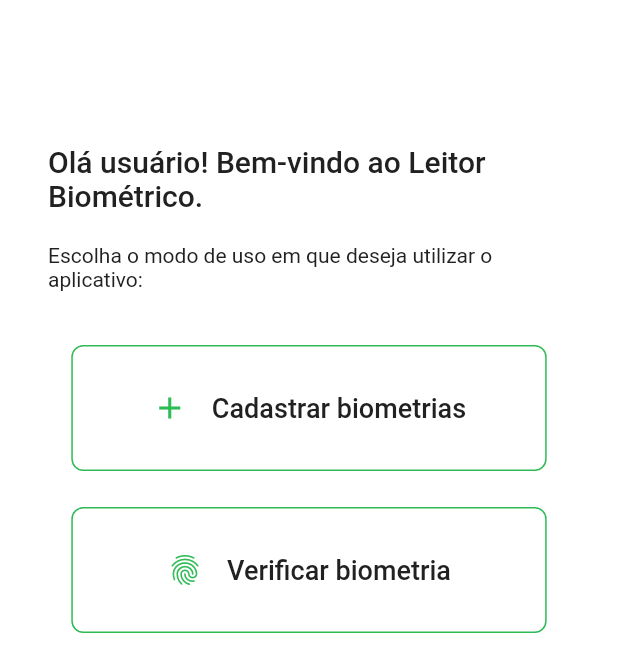
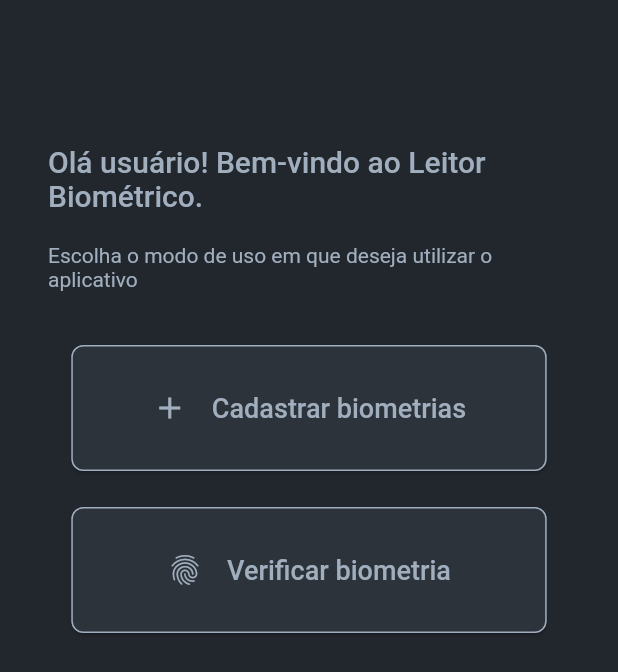
Before and after one commit to petribrn/fingerprint-sensor, a Flutter app: the screen it shows after launch, on a phone screen of 412 x 824 dp. Shown: the top 672 px of the screen. Run offline on Flutter 3.47's test engine with Material 2 defaults, Android fonts, the phone set to English and light mode, and no system bars; our stand-ins replace envied, equatable, flutter_secure_storage, get, persistent_bottom_nav_bar; generated files the repository leaves out were written again.

Commit message:
add dark mode theme (#3)

```diff
--- a/app/lib/core/theme/app_colors.dart
+++ b/app/lib/core/theme/app_colors.dart
@@ -3,9 +3,13 @@ import 'package:flutter/material.dart';
 abstract class AppColors {
   AppColors._();
 
-  static const greenPrimary = Color(0xFF2EBB55);
-  static const greenPrimaryDark = Color.fromARGB(255, 31, 155, 66);
-  static const greenPrimaryLight = Color.fromARGB(255, 55, 199, 96);
+  static const primary = Color(0xFF2D333B);
+  static const primaryDark = Color(0xFF22272E);
+  static const primaryLight = Color(0xFF394049);
+
+  static const greenCheck = Color(0xFF347D39);
+  static const greenCheckDark = Color(0xFF293B30);
+  static const greenCheckPressed = Color.fromARGB(255, 47, 76, 58);
 
   static const red700 = Color(0xFFD32F2F);
   static const red900 = Color(0xFFB71C1C);
@@ -14,6 +18,7 @@ abstract class AppColors {
   static final whiteDisabled = Colors.white.withOpacity(0.5);
   static final whiteInactive = Colors.white.withOpacity(0.54);
 
+  static const greySmoke = Color(0xFFA0AEBE);
   static const grey100 = Color(0xFFF5F5F5);
   static const grey200 = Color(0xFFEEEEEE);
   static const grey300 = Color(0xFFE0E0E0);
--- a/app/lib/core/theme/app_theme.dart
+++ b/app/lib/core/theme/app_theme.dart
@@ -4,28 +4,30 @@ import 'app_colors.dart';
 
 ThemeData makeAppTheme() {
   return ThemeData(
-    primaryColor: AppColors.greenPrimary,
-    primaryColorDark: AppColors.greenPrimaryDark,
-    primaryColorLight: AppColors.greenPrimaryLight,
-    colorScheme: ColorScheme.fromSwatch().copyWith(primary: AppColors.greenPrimary, secondary: AppColors.greenPrimary, error: AppColors.red700),
+    primaryColor: AppColors.primary,
+    primaryColorDark: AppColors.primaryDark,
+    primaryColorLight: AppColors.primaryLight,
+    colorScheme: ColorScheme.fromSwatch().copyWith(primary: AppColors.primaryDark, secondary: AppColors.primary, error: AppColors.red700),
     textTheme: makeTextTheme(),
-    backgroundColor: Colors.white,
-    highlightColor: Colors.transparent,
-    dividerTheme: const DividerThemeData(space: 0, color: AppColors.grey300),
-    floatingActionButtonTheme: const FloatingActionButtonThemeData(backgroundColor: AppColors.greenPrimary),
+    scaffoldBackgroundColor: AppColors.primaryDark,
+    splashColor: AppColors.greySmoke,
+    dividerTheme: const DividerThemeData(space: 0, color: AppColors.primary),
+    floatingActionButtonTheme: const FloatingActionButtonThemeData(backgroundColor: AppColors.greenCheck),
     outlinedButtonTheme: OutlinedButtonThemeData(
       style: OutlinedButton.styleFrom(
-        side: const BorderSide(color: AppColors.greenPrimary),
+        side: const BorderSide(color: AppColors.greenCheck),
         shape: RoundedRectangleBorder(borderRadius: BorderRadius.circular(8)),
       ),
     ),
-    iconTheme: const IconThemeData(color: Colors.white),
-    appBarTheme: const AppBarTheme(color: AppColors.greenPrimary),
+    buttonTheme: const ButtonThemeData(textTheme: ButtonTextTheme.primary),
+    iconTheme: const IconThemeData(color: AppColors.greySmoke),
+    appBarTheme: const AppBarTheme(color: AppColors.primaryDark),
+    dialogBackgroundColor: AppColors.primaryDark,
   );
 }
 
 TextTheme makeTextTheme() {
-  const color = AppColors.grey900;
+  const color = AppColors.greySmoke;
 
   return const TextTheme(
     headline1: TextStyle(fontWeight: FontWeight.normal, fontSize: 96, color: color),
--- a/app/lib/core/utils/snackbar.dart
+++ b/app/lib/core/utils/snackbar.dart
@@ -18,6 +18,7 @@ void showSnackbar({
     backgroundColor: AppColors.blackSurface,
     margin: const EdgeInsets.only(right: 8, bottom: 16, left: 8),
     padding: const EdgeInsets.symmetric(vertical: 12, horizontal: 16),
-    messageText: Text(text, style: Get.theme.textTheme.caption!.copyWith(color: Colors.white, fontSize: 14)),
+    messageText: Text(text, style: Get.theme.textTheme.caption!.copyWith(color: AppColors.greySmoke, fontSize: 14)),
+    borderColor: AppColors.greySmoke,
   );
 }
--- a/app/lib/modules/cadastrar_biometria/cadastrar_biometria_page.dart
+++ b/app/lib/modules/cadastrar_biometria/cadastrar_biometria_page.dart
@@ -1,4 +1,5 @@
 import 'package:flutter/material.dart';
+import 'package:get/get.dart';
 
 class CadastroBiometriaPage extends StatelessWidget {
   const CadastroBiometriaPage({Key? key}) : super(key: key);
@@ -8,7 +9,7 @@ class CadastroBiometriaPage extends StatelessWidget {
     return Scaffold(
       appBar: AppBar(
         automaticallyImplyLeading: false,
-        title: const Text('Cadastrar'),
+        title: Text('Cadastrar', style: Get.textTheme.headline6),
       ),
       body: Container(),
     );
--- a/app/lib/modules/home/local_widgets/local_widgets.dart
+++ b/app/lib/modules/home/local_widgets/local_widgets.dart
@@ -1 +1 @@
-export 'trocar_acesso_confirm_dialog.dart';
+export 'alterar_acesso_confirm_dialog.dart';
--- a/app/lib/modules/selecionar_acesso/selecionar_acesso_page.dart
+++ b/app/lib/modules/selecionar_acesso/selecionar_acesso_page.dart
@@ -10,8 +10,8 @@ class SelecionarAcessoPage extends GetView<SelecionarAcessoController> {
 
   @override
   Widget build(BuildContext context) {
-    return Container(
-      color: Colors.white,
+    return Scaffold(
+      body: Container(
         padding: const EdgeInsets.only(top: 96, left: 32, right: 32, bottom: 48),
         child: Column(
           mainAxisSize: MainAxisSize.min,
@@ -29,7 +29,7 @@ class SelecionarAcessoPage extends GetView<SelecionarAcessoController> {
             const SizedBox(height: 20),
             Align(
               alignment: Alignment.centerLeft,
-            child: Text('Escolha o modo de uso em que deseja utilizar o aplicativo:', style: Get.textTheme.bodyText2),
+              child: Text('Escolha o modo de uso em que deseja utilizar o aplicativo', style: Get.textTheme.bodyText2),
             ),
             const SizedBox(height: 36),
             SizedBox(
@@ -38,11 +38,11 @@ class SelecionarAcessoPage extends GetView<SelecionarAcessoController> {
               child: Obx(
                 () => OutlinedButton.icon(
                   onPressed: () => controller.onModeSelected(AccessMode.cadastro_biometria),
-                icon: Padding(
-                  padding: const EdgeInsets.only(right: 8),
+                  icon: const Padding(
+                    padding: EdgeInsets.only(right: 8),
                     child: Icon(
                       Icons.add,
-                    color: controller.currentMode == AccessMode.cadastro_biometria ? Colors.white : null,
+                      color: AppColors.greySmoke,
                     ),
                   ),
                   label: Text(
@@ -51,9 +51,16 @@ class SelecionarAcessoPage extends GetView<SelecionarAcessoController> {
                     textAlign: TextAlign.center,
                   ),
                   style: ButtonStyle(
-                  backgroundColor: MaterialStateProperty.all<Color?>(
-                    controller.currentMode == AccessMode.cadastro_biometria ? AppColors.greenPrimaryLight : null,
+                    backgroundColor: MaterialStatePropertyAll(
+                      controller.currentMode == AccessMode.cadastro_biometria ? AppColors.greenCheckDark : AppColors.primary,
                     ),
+                    overlayColor: MaterialStatePropertyAll(
+                      controller.currentMode == AccessMode.cadastro_biometria ? AppColors.greenCheckPressed : AppColors.primaryLight,
+                    ),
+                    side: MaterialStatePropertyAll(BorderSide(
+                      color: controller.currentMode == AccessMode.cadastro_biometria ? AppColors.greenCheck : AppColors.greySmoke,
+                    )),
+                    elevation: const MaterialStatePropertyAll(1),
                   ),
                 ),
               ),
@@ -65,11 +72,11 @@ class SelecionarAcessoPage extends GetView<SelecionarAcessoController> {
               child: Obx(
                 () => OutlinedButton.icon(
                   onPressed: () => controller.onModeSelected(AccessMode.verificar_biometria),
-                icon: Padding(
-                  padding: const EdgeInsets.only(right: 8),
+                  icon: const Padding(
+                    padding: EdgeInsets.only(right: 8),
                     child: Icon(
                       Icons.fingerprint,
-                    color: controller.currentMode == AccessMode.verificar_biometria ? Colors.white : null,
+                      color: AppColors.greySmoke,
                     ),
                   ),
                   label: Text(
@@ -78,15 +85,23 @@ class SelecionarAcessoPage extends GetView<SelecionarAcessoController> {
                     textAlign: TextAlign.center,
                   ),
                   style: ButtonStyle(
-                  backgroundColor: MaterialStateProperty.all<Color?>(
-                    controller.currentMode == AccessMode.verificar_biometria ? AppColors.greenPrimaryLight : null,
+                    backgroundColor: MaterialStatePropertyAll(
+                      controller.currentMode == AccessMode.verificar_biometria ? AppColors.greenCheckDark : AppColors.primary,
                     ),
+                    overlayColor: MaterialStatePropertyAll(
+                      controller.currentMode == AccessMode.verificar_biometria ? AppColors.greenCheckPressed : AppColors.primaryLight,
+                    ),
+                    side: MaterialStatePropertyAll(BorderSide(
+                      color: controller.currentMode == AccessMode.verificar_biometria ? AppColors.greenCheck : AppColors.greySmoke,
+                    )),
+                    elevation: const MaterialStatePropertyAll(1),
                   ),
                 ),
               ),
             ),
           ],
         ),
+      ),
     );
   }
 }
--- a/app/lib/modules/sobre/sobre_page.dart
+++ b/app/lib/modules/sobre/sobre_page.dart
@@ -1,4 +1,5 @@
 import 'package:flutter/material.dart';
+import 'package:get/get.dart';
 
 class SobrePage extends StatelessWidget {
   const SobrePage({Key? key}) : super(key: key);
@@ -8,7 +9,7 @@ class SobrePage extends StatelessWidget {
     return Scaffold(
       appBar: AppBar(
         automaticallyImplyLeading: false,
-        title: const Text('Sobre'),
+        title: Text('Sobre', style: Get.textTheme.headline6),
       ),
       body: Container(),
     );
--- a/app/lib/modules/verificar_biometria/verificar_biometria_page.dart
+++ b/app/lib/modules/verificar_biometria/verificar_biometria_page.dart
@@ -1,4 +1,5 @@
 import 'package:flutter/material.dart';
+import 'package:get/get.dart';
 
 class VerificarBiometriaPage extends StatelessWidget {
   const VerificarBiometriaPage({Key? key}) : super(key: key);
@@ -8,7 +9,7 @@ class VerificarBiometriaPage extends StatelessWidget {
     return Scaffold(
       appBar: AppBar(
         automaticallyImplyLeading: false,
-        title: const Text('Verificar'),
+        title: Text('Verificar', style: Get.textTheme.headline6),
       ),
       body: Container(),
     );
--- a/app/lib/modules/visualizar_biometrias/visualizar_biometrias_page.dart
+++ b/app/lib/modules/visualizar_biometrias/visualizar_biometrias_page.dart
@@ -1,4 +1,5 @@
 import 'package:flutter/material.dart';
+import 'package:get/get.dart';
 
 class VisualizarBiometriasPage extends StatelessWidget {
   const VisualizarBiometriasPage({Key? key}) : super(key: key);
@@ -8,7 +9,7 @@ class VisualizarBiometriasPage extends StatelessWidget {
     return Scaffold(
       appBar: AppBar(
         automaticallyImplyLeading: false,
-        title: const Text('Registros salvos'),
+        title: Text('Registros salvos', style: Get.textTheme.headline6),
       ),
       body: Container(),
     );
--- a/app/lib/modules/visualizar_historico/visualizar_historico_page.dart
+++ b/app/lib/modules/visualizar_historico/visualizar_historico_page.dart
@@ -1,4 +1,5 @@
 import 'package:flutter/material.dart';
+import 'package:get/get.dart';
 
 class VisualizarHistoricoPage extends StatelessWidget {
   const VisualizarHistoricoPage({Key? key}) : super(key: key);
@@ -8,7 +9,7 @@ class VisualizarHistoricoPage extends StatelessWidget {
     return Scaffold(
       appBar: AppBar(
         automaticallyImplyLeading: false,
-        title: const Text('Histórico'),
+        title: Text('Histórico', style: Get.textTheme.headline6),
       ),
       body: Container(),
     );
```
Also changed, not shown: app/lib/contracts/modules/home/home_controller.dart (+5 -2 lines), app/lib/modules/home/home_controller.dart (+11 -2 lines), app/lib/modules/home/home_page.dart (+27 -4 lines), app/lib/modules/home/local_utils/bottom_navigation_bar_utils.dart (+18 -9 lines), app/lib/modules/home/local_widgets/alterar_acesso_confirm_dialog.dart (added, +35 -0 lines), app/lib/modules/home/local_widgets/trocar_acesso_confirm_dialog.dart (deleted, +0 -31 lines), app/lib/modules/splash/splash_screen_page.dart (+4 -3 lines). Lines whose indentation alone changed are shown as unchanged.
